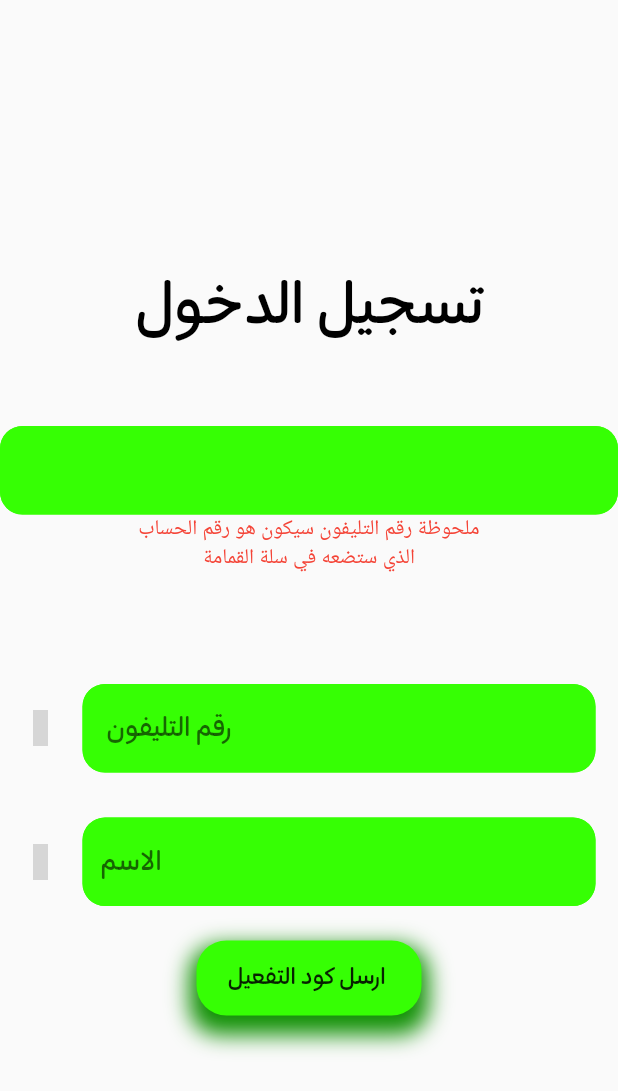
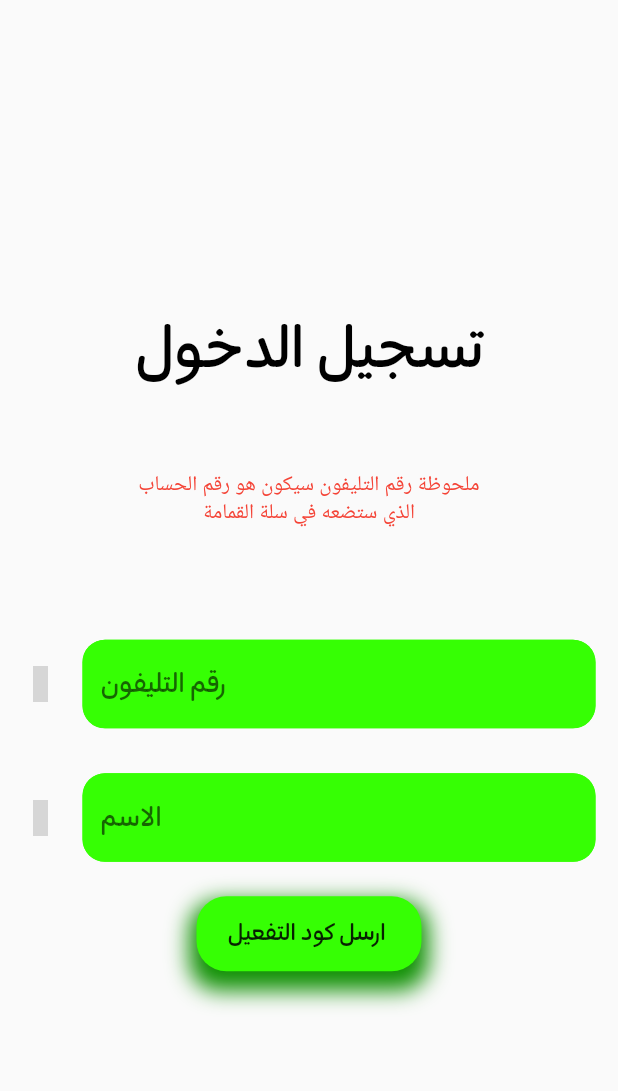
Before and after one commit to mark-maher-moris/smart_trash_can, a Flutter app: the screen it shows after launch, on a phone screen of 412 x 824 dp. Shown: the top 1091 px of the screen. Run offline on Flutter 3.47's test engine with Material 2 defaults, Android fonts, the light colour scheme and no system bars; our stand-ins replace cloud_firestore, firebase_auth, firebase_core, fluttertoast, pin_code_fields; missing offline and left inert: icon_broken; accounts and stored records are empty; grey boxes are pictures that could not be loaded.

Commit message:
text filed fix

```diff
--- a/lib/layout/login_screen.dart
+++ b/lib/layout/login_screen.dart
@@ -10,7 +10,7 @@ class Login extends StatelessWidget {
 
   bool isLoading = false;
   AuthClass authObj = AuthClass();
-  String inputNumber = '102856230';
+  dynamic inputNumber = '102856230';
   @override
   Widget build(BuildContext context) {
     print(inputNumber);
@@ -34,28 +34,6 @@ class Login extends StatelessWidget {
                 SizedBox(
                   height: 60,
                 ),
-                TextFormField(
-                  validator: (value) {
-                    if (value!.isEmpty) {
-                      return 'ادخل المطلوب هنا';
-                    }
-                  },
-                  onSaved: (val) {
-                    inputNumber = val!;
-                    print(inputNumber + "ffffffffffffff");
-                  },
-                  decoration: InputDecoration(
-                      hintStyle: TextStyle(fontFamily: 'Anaqa'),
-                      enabledBorder: OutlineInputBorder(
-                          borderRadius: BorderRadius.all(Radius.circular(15)),
-                          borderSide: BorderSide(color: mainColor)),
-                      focusedBorder: OutlineInputBorder(
-                          borderRadius: BorderRadius.all(Radius.circular(15)),
-                          borderSide: BorderSide(color: mainColor)),
-                      fillColor: mainColor,
-                      filled: true,
-                      focusColor: mainColor),
-                ),
                 Text(
                   "ملحوظة رقم التليفون سيكون هو رقم الحساب \nالذي ستضعه في سلة القمامة",
                   textAlign: TextAlign.center,
@@ -64,14 +42,13 @@ class Login extends StatelessWidget {
                 SizedBox(
                   height: 60,
                 ),
-                custemTF(
+                CustemTF(
                     icn: IconBroken.Call,
-                    hintTxt: ' رقم التليفون',
+                    hintTxt: 'رقم التليفون',
                     saved: (val) {
-                      inputNumber = val!;
-                      print(val);
+                      inputNumber = val;
                     }),
-                custemTF(
+                CustemTF(
                   icn: IconBroken.User,
                   hintTxt: 'الاسم',
                 ),
@@ -88,7 +65,7 @@ class Login extends StatelessWidget {
                           builder: (context) => CodeScreen()));
                       //authObj.signIn(inputNumber, 'd');
                       _globalKey.currentState?.validate();
-                      _globalKey.currentState?.save;
+                      _globalKey.currentState!.save;
                       print(inputNumber);
                     })
               ],
--- a/lib/shared/styles/themes.dart
+++ b/lib/shared/styles/themes.dart
@@ -45,11 +45,19 @@ Widget myBox({
   );
 }
 
-Widget custemTF(
-    {required IconData icn,
-    final saved,
-    required String hintTxt,
-    Widget? brfx}) {
+class CustemTF extends StatelessWidget {
+  IconData icn;
+  final saved;
+  String hintTxt;
+  Widget? brfx;
+  CustemTF(
+      {super.key,
+      required this.icn,
+      final this.saved,
+      required String this.hintTxt,
+      Widget? this.brfx});
+  @override
+  Widget build(BuildContext context) {
     return Padding(
       padding: const EdgeInsets.all(15),
       child: TextFormField(
@@ -78,6 +86,7 @@ Widget custemTF(
             focusColor: mainColor),
       ),
     );
+  }
 }
 
 /////////////////////////////////////////////////////////////////
```
Lines whose indentation alone changed are shown as unchanged.
